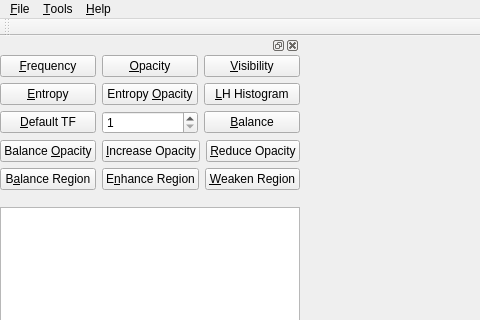
Before: the Qt Designer form VolumeRenderer/mainwindow.ui in luosz/volume-visualiser, drawn with Qt 5; both pictures show x 0 to 480 and y 0 to 320 of the 1000 by 700 pixel window.
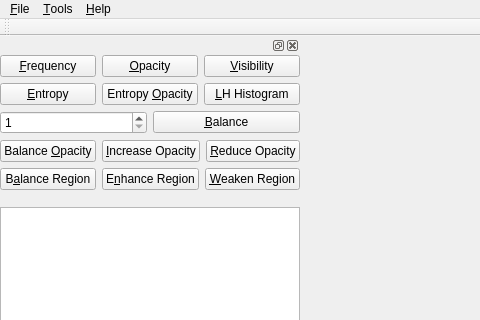
After: the same form once the commit is applied.

```diff
--- a/VolumeRenderer/mainwindow.ui
+++ b/VolumeRenderer/mainwindow.ui
@@ -197,13 +197,6 @@
            <property name="topMargin">
             <number>0</number>
            </property>
-           <item>
-            <widget class="QPushButton" name="defaultButton">
-             <property name="text">
-              <string>&amp;Default TF</string>
-             </property>
-            </widget>
-           </item>
            <item>
             <widget class="QSpinBox" name="spinBox">
              <property name="minimum">
```
Left out of the diff: 12 changed lines with no effect on the pictures.
